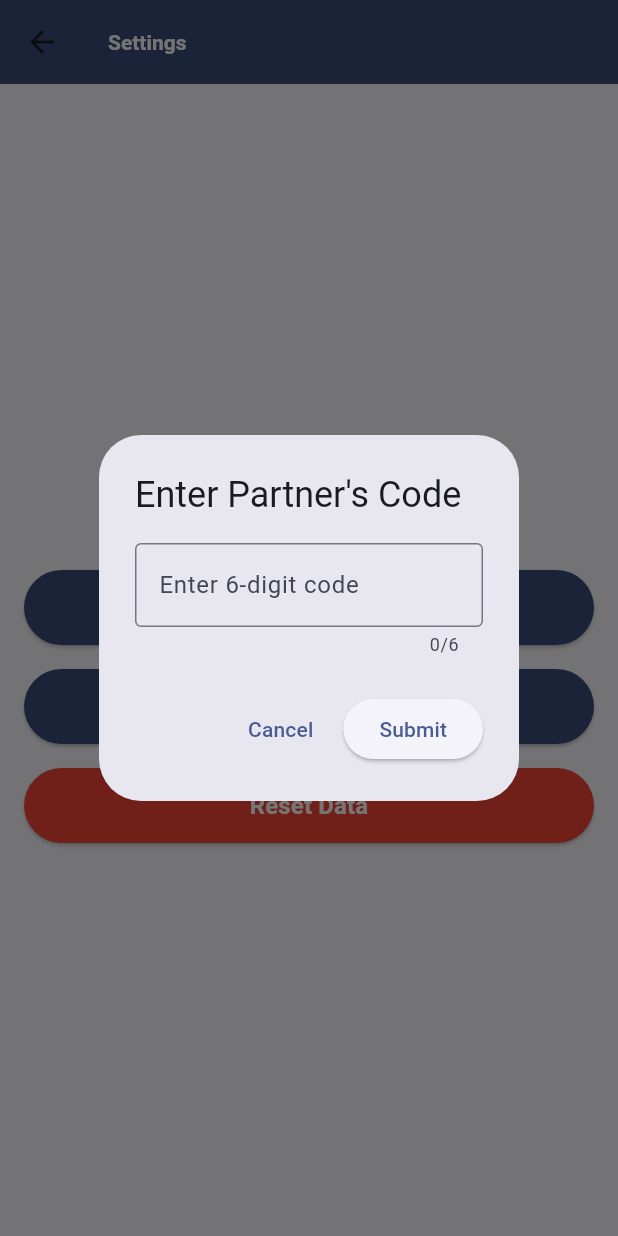
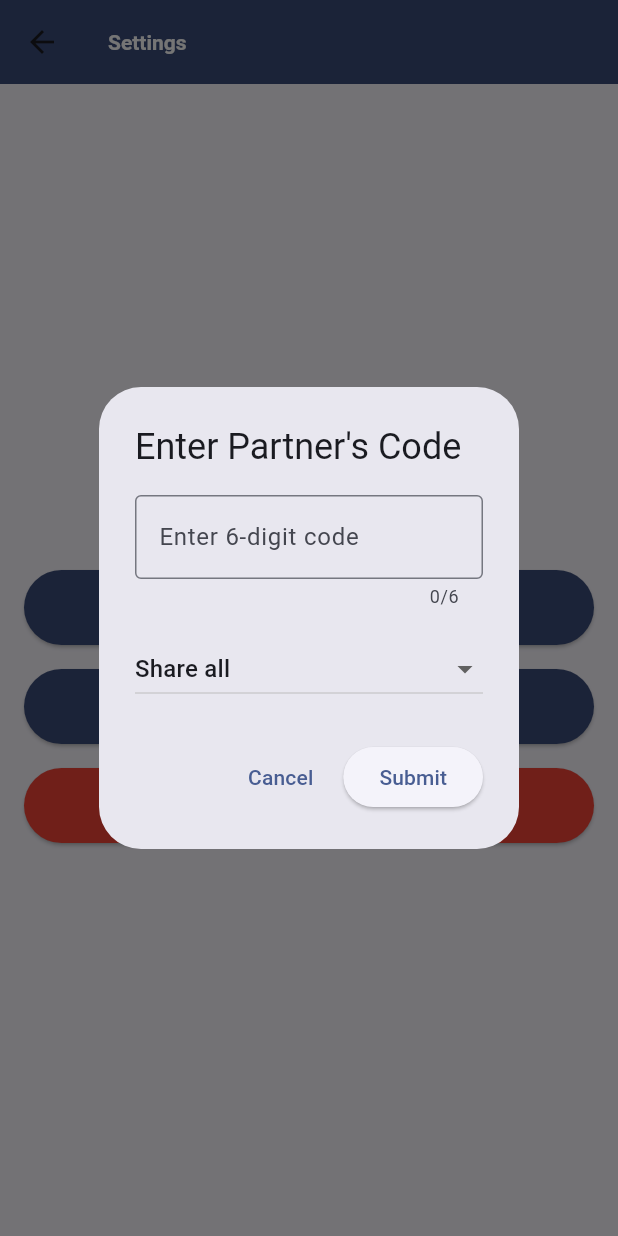
Before and after one commit to alexlucas03/vestal, a Flutter app: the SettingsPage screen opened directly, after a tap on "Add Partner", on a phone screen of 412 x 824 dp. Run offline on Flutter 3.47's test engine with Material 3 defaults, Android fonts, the phone set to English and light mode, and no system bars; our stand-ins replace fl_chart, sqflite, sqflite_common_ffi; missing offline and left inert: postgres; accounts and stored records are empty.

```diff
--- a/lib/screens/settings_page.dart
+++ b/lib/screens/settings_page.dart
@@ -26,12 +26,12 @@ class _SettingsPageState extends State<SettingsPage> {
     try {
       final code = await DatabaseHelper.instance.getUserCode();
       final pCode = await DatabaseHelper.instance.getPartnerCode();
-      final isPink = await DatabaseHelper.instance.getColorPreference();  // Add this line
+      final isPink = await DatabaseHelper.instance.getColorPreference();
       if (!mounted) return;
       setState(() {
         userCode = code;
         partnerCode = pCode;
-        _isPinkColor = isPink;  // Add this line
+        _isPinkColor = isPink;
         _isLoading = false;
       });
     } catch (e) {
@@ -40,29 +40,54 @@ class _SettingsPageState extends State<SettingsPage> {
     }
   }
 
-  Future<void> _createPartnerTable(String partnerCode, String userCode) async {
-    await DatabaseHelper.instance.createPartnerTable(partnerCode, userCode);
+  Future<void> _createPartnerTable(String partnerCode, String userCode, bool shareAll) async {
+    await DatabaseHelper.instance.createPartnerTable(partnerCode, userCode, shareAll);
   }
 
   void _showPartnerCodeDialog(BuildContext context) {
-    // Create a StatefulBuilder to manage dialog state
     showDialog(
       context: context,
       barrierDismissible: false,
       builder: (BuildContext dialogContext) {
         final TextEditingController dialogController = TextEditingController();
+        String shareOption = 'Share all'; // Default value
 
         return StatefulBuilder(
           builder: (context, setDialogState) {
             return AlertDialog(
               title: const Text('Enter Partner\'s Code'),
-              content: TextField(
+              content: Column(
+                mainAxisSize: MainAxisSize.min,
+                children: [
+                  TextField(
                     controller: dialogController,
                     maxLength: 6,
                     decoration: const InputDecoration(
                       hintText: 'Enter 6-digit code',
                       border: OutlineInputBorder(),
                     ),
+                  ),
+                  const SizedBox(height: 16),
+                  DropdownButton<String>(
+                    value: shareOption,
+                    isExpanded: true,
+                    items: const [
+                      DropdownMenuItem(
+                        value: 'Share all',
+                        child: Text('Share all'),
+                      ),
+                      DropdownMenuItem(
+                        value: 'Start now',
+                        child: Text('Start now'),
+                      ),
+                    ],
+                    onChanged: (String? newValue) {
+                      setDialogState(() {
+                        shareOption = newValue!;
+                      });
+                    },
+                  ),
+                ],
               ),
               actions: [
                 TextButton(
@@ -83,7 +108,7 @@ class _SettingsPageState extends State<SettingsPage> {
                         final userCode = await DatabaseHelper.instance.getUserCode();
                         if (userCode != null) {
                           // Create partner table with the submitted code and user code
-                          await _createPartnerTable(code, userCode);
+                          await _createPartnerTable(code, userCode, shareOption == 'Share all');
                         }
 
                         Navigator.of(dialogContext).pop();
@@ -122,6 +147,7 @@ class _SettingsPageState extends State<SettingsPage> {
     setState(() => _isPinkColor = !_isPinkColor);
     await DatabaseHelper.instance.storeColorPreference(_isPinkColor);
   }
+
   @override
   Widget build(BuildContext context) {
     return Scaffold(
```
Also changed, not shown: lib/database_helper.dart (+32 -28 lines). Lines whose indentation alone changed are shown as unchanged.
